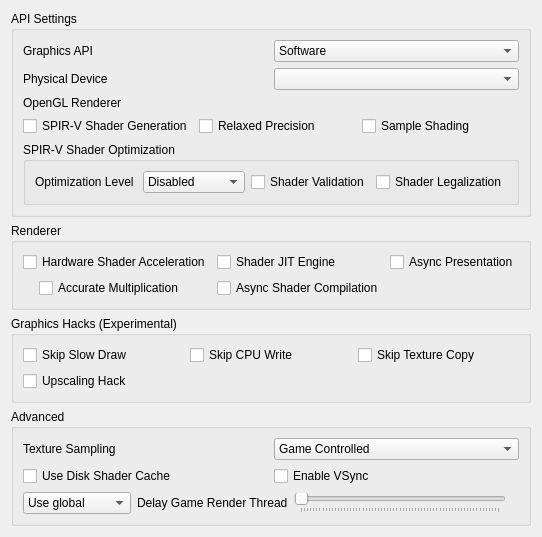
Before: the Qt Designer form src/citra_qt/configuration/configure_graphics.ui in yeager/Borked3DS, drawn with Qt 5.
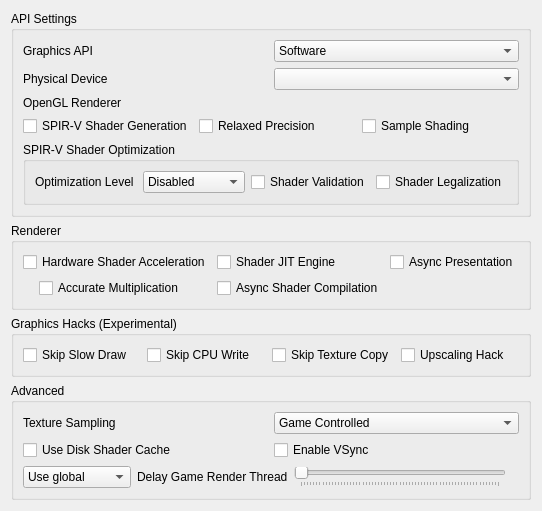
After: the same form once the commit is applied.

Commit message: configure_graphics.ui: Rearrange Graphics Hacks section

What changed in the file:
```diff
--- a/src/citra_qt/configuration/configure_graphics.ui
+++ b/src/citra_qt/configuration/configure_graphics.ui
@@ -354,7 +354,7 @@
          <property name="bottomMargin">
           <number>0</number>
          </property>
-         <item row="1" column="0">
+         <item row="0" column="0">
           <widget class="QCheckBox" name="toggle_skip_slow_draw">
            <property name="toolTip">
             <string>&lt;html&gt;&lt;head/&gt;&lt;body&gt;&lt;p&gt;Skips the slow drawing event from the PICA core. May improve performance, but can cause visual artifacts.&lt;/p&gt;&lt;/body&gt;&lt;/html&gt;</string>
@@ -364,17 +364,7 @@
            </property>
           </widget>
          </item>
-         <item row="1" column="3">
-          <widget class="QCheckBox" name="toggle_skip_texture_copy">
-           <property name="toolTip">
-            <string>&lt;html&gt;&lt;head/&gt;&lt;body&gt;&lt;p&gt;Skips the texture copy event from the rasterizer cache. May improve performance, but can cause visual artifacts.&lt;/p&gt;&lt;/body&gt;&lt;/html&gt;</string>
-           </property>
-           <property name="text">
-            <string>Skip Texture Copy</string>
-           </property>
-          </widget>
-         </item>
-         <item row="1" column="1">
+         <item row="0" column="1">
           <widget class="QCheckBox" name="toggle_skip_cpu_write">
            <property name="toolTip">
             <string>&lt;html&gt;&lt;head/&gt;&lt;body&gt;&lt;p&gt;Skips the CPU write event from rasterizer cache invalidation. May improve performance but may cause visual artifacts.&lt;/p&gt;&lt;/body&gt;&lt;/html&gt;</string>
@@ -384,7 +374,17 @@
            </property>
           </widget>
          </item>
-         <item row="2" column="0">
+         <item row="0" column="2">
+          <widget class="QCheckBox" name="toggle_skip_texture_copy">
+           <property name="toolTip">
+            <string>&lt;html&gt;&lt;head/&gt;&lt;body&gt;&lt;p&gt;Skips the texture copy event from the rasterizer cache. May improve performance, but can cause visual artifacts.&lt;/p&gt;&lt;/body&gt;&lt;/html&gt;</string>
+           </property>
+           <property name="text">
+            <string>Skip Texture Copy</string>
+           </property>
+          </widget>
+         </item>
+         <item row="0" column="3">
           <widget class="QCheckBox" name="toggle_upscaling_hack">
            <property name="toolTip">
             <string>&lt;html&gt;&lt;head/&gt;&lt;body&gt;&lt;p&gt;Overrides upscaling for dst_params. May fix texture ghosting for some games, but may crash other games as well.&lt;/p&gt;&lt;/body&gt;&lt;/html&gt;</string>
```
